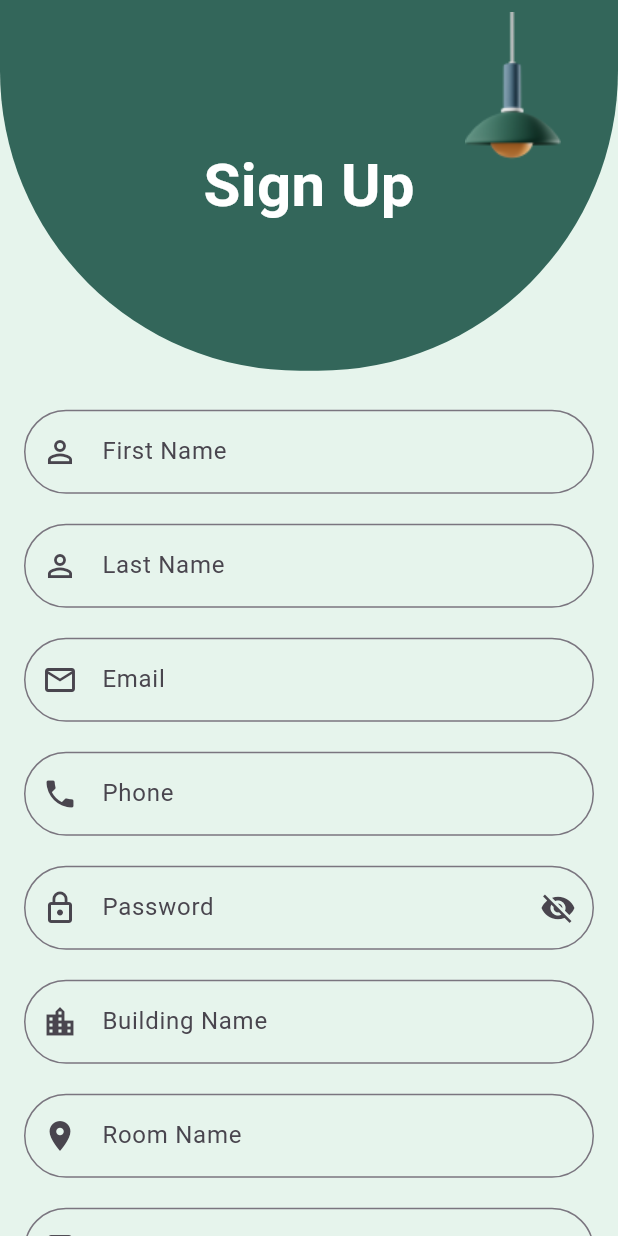
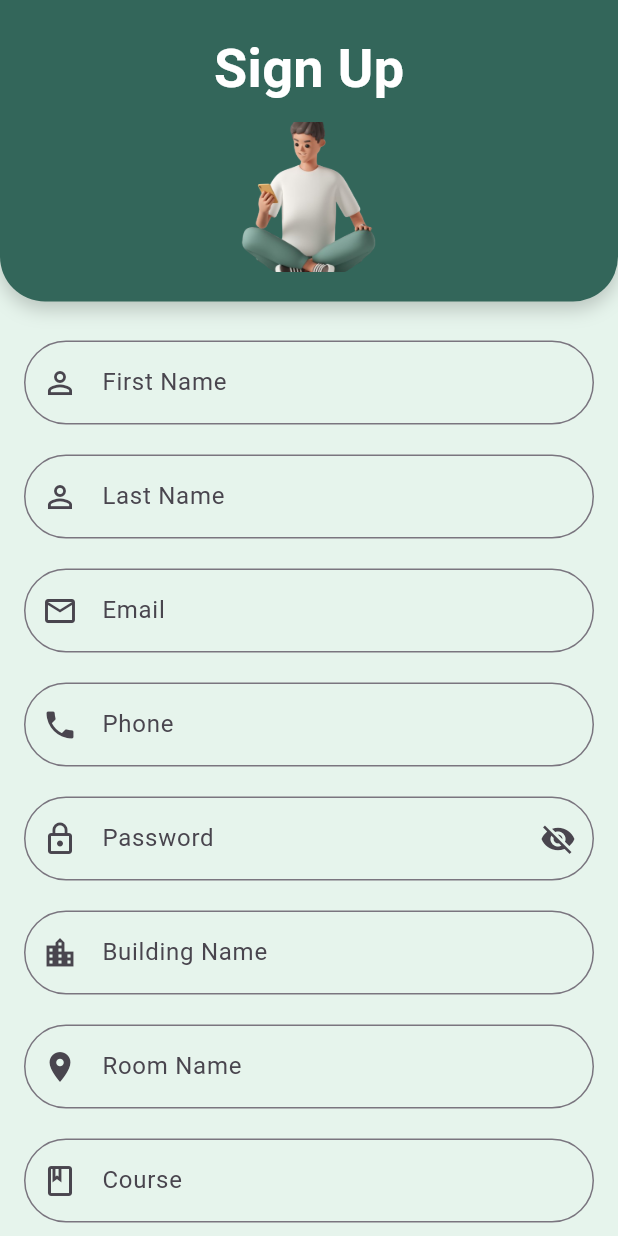
Before and after one commit to Priya12234/hms, a Flutter app: the screen it shows after launch, on a phone screen of 412 x 824 dp. Run offline on Flutter 3.47's test engine with Material 3 defaults, Android fonts, the phone set to English and light mode, and no system bars; our stand-ins replace cloud_firestore, firebase_auth, firebase_core, shared_preferences; missing offline and left inert: mailer, razorpay_flutter; accounts and stored records are empty.

Commit message:
update register page

```diff
--- a/lib/Screens/Register_screen.dart
+++ b/lib/Screens/Register_screen.dart
@@ -41,7 +41,6 @@ class _RegisterScreenState extends State<RegisterScreen> {
           password: _passwordController.text.trim(),
         );
 
-        // Store user data in Firestore
         await _firestore.collection('users').doc(userCredential.user?.uid).set({
           'firstName': _firstNameController.text.trim(),
           'lastName': _lastNameController.text.trim(),
@@ -53,7 +52,6 @@ class _RegisterScreenState extends State<RegisterScreen> {
           'course': _courseController.text.trim(),
         });
 
-        // Show success SnackBar
         ScaffoldMessenger.of(context).showSnackBar(
           const SnackBar(
             content: Text('Registration Successful!'),
@@ -62,7 +60,7 @@ class _RegisterScreenState extends State<RegisterScreen> {
         );
 
         Navigator.of(context).pushReplacement(MaterialPageRoute(
-          builder: (context) => const LoginScreen(), // Navigate to LoginScreen
+          builder: (context) => const LoginScreen(),
         ));
       } on FirebaseAuthException catch (e) {
         String message = "An error occurred, please try again.";
@@ -72,7 +70,6 @@ class _RegisterScreenState extends State<RegisterScreen> {
           message = 'An account already exists for that email.';
         }
 
-        // Show error SnackBar
         ScaffoldMessenger.of(context).showSnackBar(
           SnackBar(
             content: Text(message),
@@ -93,7 +90,7 @@ class _RegisterScreenState extends State<RegisterScreen> {
       body: SingleChildScrollView(
         child: Column(
           children: [
-            _buildBackground(screenHeight),
+            _buildHeader(),
             _buildForm(screenWidth, screenHeight),
           ],
         ),
@@ -101,81 +98,46 @@ class _RegisterScreenState extends State<RegisterScreen> {
     );
   }
 
-Widget _buildBackground(double screenHeight) {
-  return Stack(
-    children: [
-      // Background container with rounded corners and 'Sign Up' text
-      Container(
-        height: screenHeight * 0.3,
-        decoration: const BoxDecoration(
-          color: Color(0xFF33665A),
-          borderRadius: BorderRadius.only(
-            bottomLeft: Radius.circular(200),
-            bottomRight: Radius.circular(200),
+  Widget _buildHeader() {
+    return Container(
+      width: double.infinity,
+      padding: const EdgeInsets.symmetric(vertical: 20),
+      decoration: BoxDecoration(
+        color: const Color(0xFF33665A),
+        borderRadius: const BorderRadius.only(
+          bottomLeft: Radius.circular(30),
+          bottomRight: Radius.circular(30),
+        ),
+        boxShadow: [
+          BoxShadow(
+            color: Colors.black.withOpacity(0.2),
+            blurRadius: 10,
+            offset: const Offset(0, 5),
           ),
-        ),
-        child: const Center(
-          child: Text(
+        ],
+      ),
+      child: Column(
+        mainAxisAlignment: MainAxisAlignment.center,
+        children: [
+          const Text(
             'Sign Up',
             style: TextStyle(
               color: Colors.white,
-              fontSize: 40,
+              fontSize: 36,
               fontWeight: FontWeight.bold,
             ),
           ),
-        ),
+          const SizedBox(height: 10),
+          Image.asset(
+            'assets/images/register.png', // Ensure the image path is correct
+            width: 100,
+            height: 100,
+            fit: BoxFit.cover,
+          ),
+        ],
       ),
-      // Lamp image at the upper right corner
-      Positioned(
-        top: 5,
-        right: 10,
-        child: Image.asset(
-          'assets/images/login_lamp.png', // Add your lamp image path here
-          width: 120, // Adjust size as needed
-          height: 120,
-        ),
-      ),
-    ],
-  );
-}
-@override
-Widget buildimage(BuildContext context) {
-  final screenWidth = MediaQuery.of(context).size.width;
-  final screenHeight = MediaQuery.of(context).size.height;
-
-  return Scaffold(
-    backgroundColor: const Color(0xFFE6F4EC), // Background color
-    body: Stack(
-      children: [
-        // Background container with the image included
-        Positioned(
-          top: 0,
-          left: 0,
-          right: 0,
-          height: screenHeight * 0.3, // 30% of screen height
-          child: _buildBackground(screenHeight),
-        ),
-        // Centered register.png image below the rounded container
-        Positioned(
-            top: screenHeight *
-                0.08, // Adjust position to move the image upwards
-            left: screenWidth * 0.1,
-            right: 0,
-            child: Align(
-              alignment: Alignment.center,
-              child: SizedBox(
-                height: screenHeight * 0.3, // Adjust height as needed
-                child: Image.asset(
-                  'assets/images/singup_logo_top.png', // Replace with your image
-                  fit: BoxFit.cover,
-                ),
-              ),
-            ),
-          ),
-      ],
-    ),
-  );
-}
+    );
+  }
 
   Widget _buildForm(double screenWidth, double screenHeight) {
     return Padding(
```
